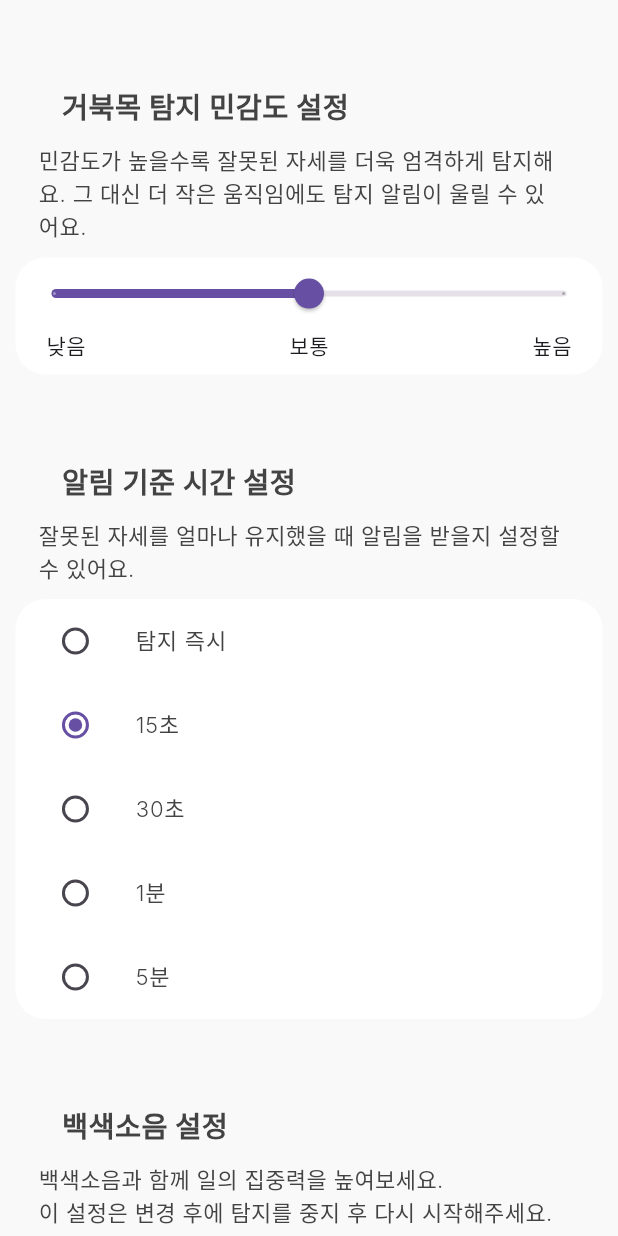
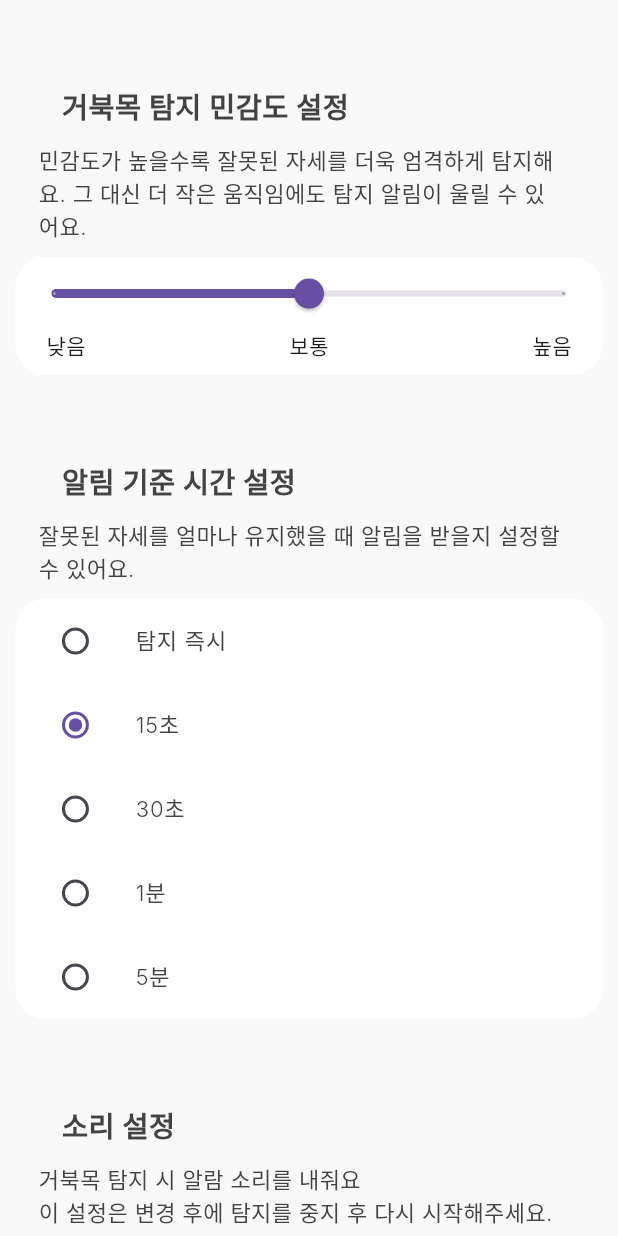
Before and after one commit to Neck-Life/neck-life-fe, a Flutter app: the AlarmSetting screen opened directly, on a phone screen of 412 x 824 dp. Run offline on Flutter 3.47's test engine with Material 3 defaults, Android fonts, the phone set to English and light mode, and no system bars; our stand-ins replace audio_service, carousel_slider, fl_chart, flutter_local_notifications, flutter_secure_storage, google_sign_in and 3 more; missing offline and left inert: app_tracking_transparency, audio_session, flutter_airpods, open_settings_plus, purchases_flutter; accounts and stored records are empty; Roboto replaces fonts that are missing (Inter).

Commit message:
feat: 백그라운드 오디오 알람, ATT 팝업 수정

```diff
--- a/lib/setting_subpages/alarm_setting.dart
+++ b/lib/setting_subpages/alarm_setting.dart
@@ -255,7 +255,7 @@ class _AlarmSettingState extends State<AlarmSetting> {
             Container(
               width: responsive.percentWidth(85),
               margin: EdgeInsets.only(bottom: 10, left: responsive.percentWidth(7.5)),
-              child: Text('백색소음 설정',
+              child: Text('소리 설정',
                 style: TextStyle(
                   color: const Color(0xFF434343),
                   fontSize: responsive.fontSize(18),
@@ -270,7 +270,7 @@ class _AlarmSettingState extends State<AlarmSetting> {
                   width: responsive.percentWidth(85),
                   margin: const EdgeInsets.only(
                       bottom: 10),
-                  child: Text('백색소음과 함께 일의 집중력을 높여보세요.\n이 설정은 변경 후에 탐지를 중지 후 다시 시작해주세요.',
+                  child: Text('거북목 탐지 시 알람 소리를 내줘요\n이 설정은 변경 후에 탐지를 중지 후 다시 시작해주세요.',
                     style: TextStyle(
                       color: const Color(0xFF434343),
                       fontSize: responsive.fontSize(14),
@@ -292,7 +292,7 @@ class _AlarmSettingState extends State<AlarmSetting> {
                     child: Row(
                       mainAxisAlignment: MainAxisAlignment.spaceBetween,
                       children: [
-                        Text('백색소음 켜기',
+                        Text('소리알림 켜기',
                           style: TextStyle(
                             color: const Color(0xFF434343),
                             fontSize: responsive.fontSize(14),
--- a/pubspec.yaml
+++ b/pubspec.yaml
@@ -53,7 +53,7 @@ dependencies:
   flutter_native_splash: ^2.4.1
   purchases_flutter: ^6.30.2
   app_tracking_transparency: ^2.0.5
-
+#  permission_handler: ^11.3.1
 
 
 dev_dependencies:
```
Also changed, not shown: lib/home.dart (+32 -9 lines), lib/main.dart (+1 -18 lines), lib/util/audio_handler.dart (+9 -18 lines), 1 other file.
